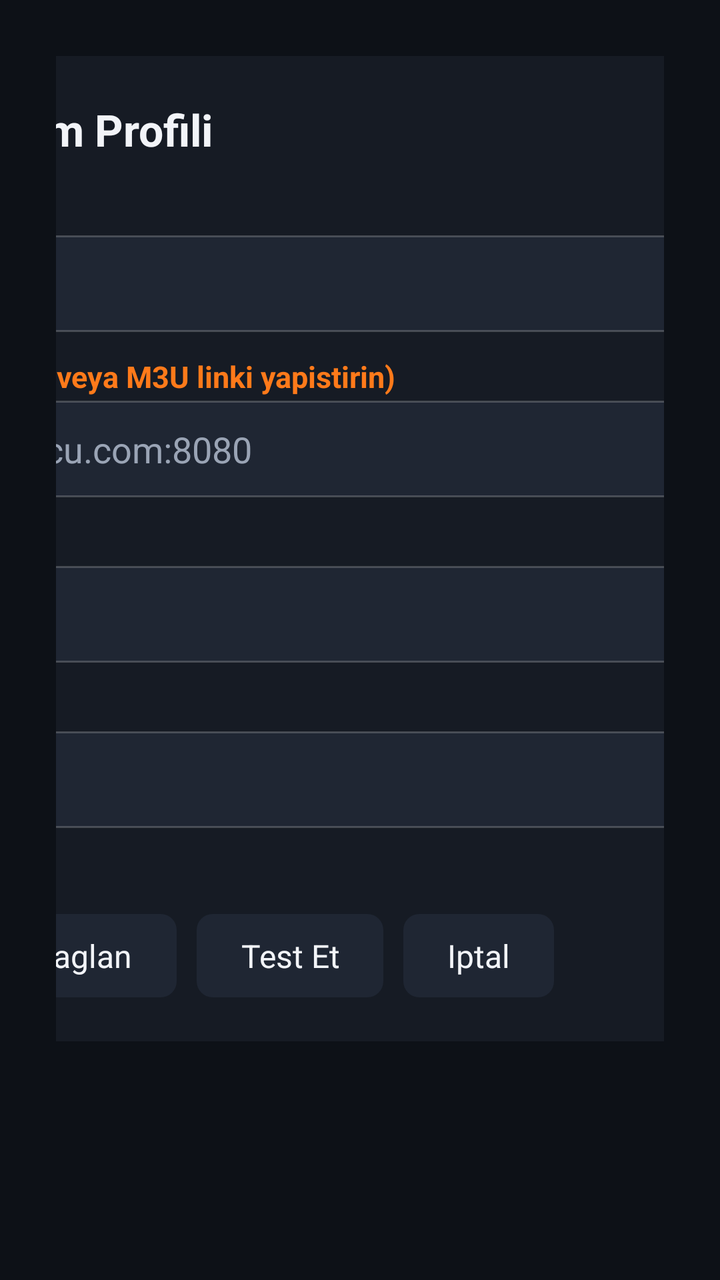
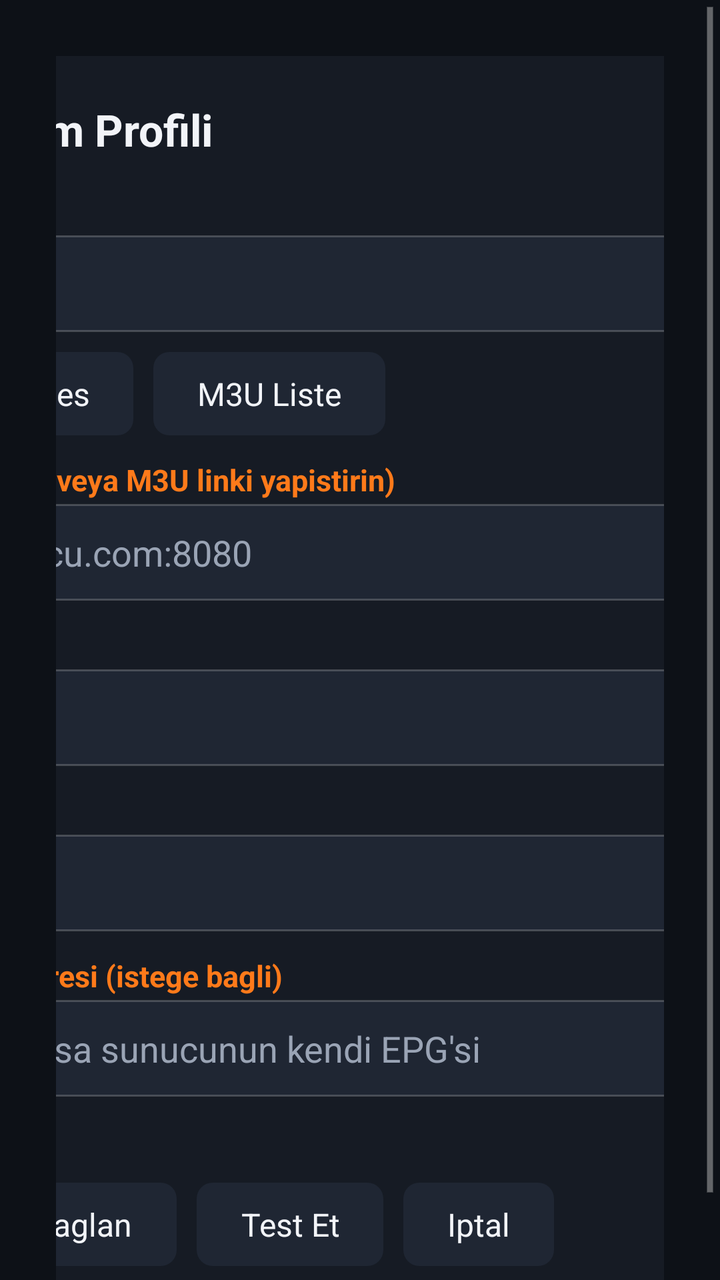

Screens rendered from an Android XML layout before and after an edit, with the pre-edit source and the edit as a unified diff.
<!-- AndroidManifest.xml: application theme AppTheme -->
<!-- res/layout/activity_profile_edit.xml -->
<?xml version="1.0" encoding="utf-8"?>
<ScrollView xmlns:android="http://schemas.android.com/apk/res/android"
    android:layout_width="match_parent"
    android:layout_height="match_parent"
    android:fillViewport="true">

    <LinearLayout
        android:layout_width="match_parent"
        android:layout_height="wrap_content"
        android:gravity="center_horizontal"
        android:orientation="vertical"
        android:padding="28dp">

        <LinearLayout
            android:layout_width="560dp"
            android:layout_height="wrap_content"
            android:background="@drawable/panel_bg"
            android:orientation="vertical"
            android:padding="22dp">

            <TextView
                android:id="@+id/title"
                android:layout_width="wrap_content"
                android:layout_height="wrap_content"
                android:layout_marginBottom="14dp"
                android:text="Yeni Xtream Profili"
                android:textColor="@color/text"
                android:textSize="22sp"
                android:textStyle="bold" />

            <TextView style="@style/Header" android:padding="2dp" android:text="Profil adi" />

            <EditText
                android:id="@+id/name"
                android:layout_width="match_parent"
                android:layout_height="wrap_content"
                android:background="@drawable/input_bg"
                android:hint="Ornek: Ev"
                android:inputType="textCapWords"
                android:nextFocusDown="@+id/url"
                android:padding="12dp"
                android:singleLine="true"
                android:textColor="@color/text"
                android:textColorHint="@color/text2" />

            <TextView style="@style/Header" android:layout_marginTop="10dp" android:padding="2dp" android:text="Sunucu adresi (veya M3U linki yapistirin)" />

            <EditText
                android:id="@+id/url"
                android:layout_width="match_parent"
                android:layout_height="wrap_content"
                android:background="@drawable/input_bg"
                android:hint="http://sunucu.com:8080"
                android:inputType="textUri"
                android:padding="12dp"
                android:singleLine="true"
                android:textColor="@color/text"
                android:textColorHint="@color/text2" />

            <TextView style="@style/Header" android:layout_marginTop="10dp" android:padding="2dp" android:text="Kullanici adi" />

            <EditText
                android:id="@+id/user"
                android:layout_width="match_parent"
                android:layout_height="wrap_content"
                android:background="@drawable/input_bg"
                android:inputType="text|textNoSuggestions"
                android:padding="12dp"
                android:singleLine="true"
                android:textColor="@color/text" />

            <TextView style="@style/Header" android:layout_marginTop="10dp" android:padding="2dp" android:text="Sifre" />

            <EditText
                android:id="@+id/pass"
                android:layout_width="match_parent"
                android:layout_height="wrap_content"
                android:background="@drawable/input_bg"
                android:inputType="textVisiblePassword|textNoSuggestions"
                android:padding="12dp"
                android:singleLine="true"
                android:textColor="@color/text" />

            <TextView
                android:id="@+id/status"
                android:layout_width="match_parent"
                android:layout_height="wrap_content"
                android:layout_marginTop="10dp"
                android:textColor="@color/text2"
                android:textSize="14sp" />

            <LinearLayout
                android:layout_width="match_parent"
                android:layout_height="wrap_content"
                android:layout_marginTop="14dp"
                android:orientation="horizontal">

                <Button
                    android:id="@+id/btnSave"
                    style="@style/TvButton"
                    android:text="Kaydet ve Baglan" />

                <Button
                    android:id="@+id/btnTest"
                    style="@style/TvButton"
                    android:text="Test Et" />

                <Button
                    android:id="@+id/btnCancel"
                    style="@style/TvButton"
                    android:text="Iptal" />
            </LinearLayout>
        </LinearLayout>
    </LinearLayout>
</ScrollView>
<!-- resources referenced by this layout -->
<resources>
  <color name="text">#FFF2F4F8</color>
  <color name="text2">#FF9AA4B5</color>
  <!-- drawable input_bg (drawable) -->
  <?xml version="1.0" encoding="utf-8"?>
  <selector xmlns:android="http://schemas.android.com/apk/res/android">
      <item android:state_focused="true">
          <shape><solid android:color="@color/panel2" /><stroke android:width="2dp" android:color="@color/accent" /><corners android:radius="8dp" /></shape>
      </item>
      <item>
          <shape><solid android:color="@color/panel2" /><stroke android:width="1dp" android:color="#33FFFFFF" /><corners android:radius="8dp" /></shape>
      </item>
  </selector>
  <!-- drawable panel_bg (drawable) -->
  <?xml version="1.0" encoding="utf-8"?>
  <shape xmlns:android="http://schemas.android.com/apk/res/android">
      <solid android:color="@color/panel" />
      <corners android:radius="10dp" />
  </shape>
  <style name="Header">
          <item name="android:layout_width">match_parent</item>
          <item name="android:layout_height">wrap_content</item>
          <item name="android:textColor">@color/accent</item>
          <item name="android:textSize">15sp</item>
          <item name="android:textStyle">bold</item>
          <item name="android:padding">8dp</item>
          <item name="android:singleLine">true</item>
          <item name="android:ellipsize">end</item>
      </style>
  <style name="TvButton">
          <item name="android:layout_width">wrap_content</item>
          <item name="android:layout_height">wrap_content</item>
          <item name="android:background">@drawable/btn_bg</item>
          <item name="android:textColor">@color/text</item>
          <item name="android:textSize">16sp</item>
          <item name="android:paddingLeft">22dp</item>
          <item name="android:paddingRight">22dp</item>
          <item name="android:paddingTop">10dp</item>
          <item name="android:paddingBottom">10dp</item>
          <item name="android:layout_marginRight">10dp</item>
          <item name="android:focusable">true</item>
          <item name="android:minHeight">0dp</item>
          <item name="android:minWidth">0dp</item>
      </style>
  <style name="AppTheme" parent="@android:style/Theme.Holo.NoActionBar.Fullscreen">
          <item name="android:windowBackground">@color/bg</item>
          <item name="android:textColor">@color/text</item>
          <item name="android:textColorPrimary">@color/text</item>
          <item name="android:textColorSecondary">@color/text2</item>
          <item name="android:colorBackground">@color/bg</item>
          <item name="android:windowContentOverlay">@null</item>
      </style>
  <color name="panel2">#FF1F2633</color>
  <color name="accent">#FFFF7A1A</color>
  <color name="panel">#FF161B24</color>
  <!-- drawable btn_bg (drawable) -->
  <?xml version="1.0" encoding="utf-8"?>
  <selector xmlns:android="http://schemas.android.com/apk/res/android">
      <item android:state_pressed="true">
          <shape><solid android:color="@color/accent" /><corners android:radius="8dp" /></shape>
      </item>
      <item android:state_focused="true">
          <shape><solid android:color="@color/accent" /><corners android:radius="8dp" /></shape>
      </item>
      <item android:state_selected="true">
          <shape><solid android:color="@color/panel2" /><stroke android:width="2dp" android:color="@color/accent" /><corners android:radius="8dp" /></shape>
      </item>
      <item>
          <shape><solid android:color="@color/panel2" /><corners android:radius="8dp" /></shape>
      </item>
  </selector>
  <color name="bg">#FF0D1117</color>
</resources>

<!-- the commit's change to res/layout/activity_profile_edit.xml (unified diff, before → after) -->
@@ -43,7 +43,24 @@
                 android:textColor="@color/text"
                 android:textColorHint="@color/text2" />
 
-            <TextView style="@style/Header" android:layout_marginTop="10dp" android:padding="2dp" android:text="Sunucu adresi (veya M3U linki yapistirin)" />
+            <LinearLayout
+                android:layout_width="match_parent"
+                android:layout_height="wrap_content"
+                android:layout_marginTop="10dp"
+                android:orientation="horizontal">
+
+                <Button
+                    android:id="@+id/typeXtream"
+                    style="@style/TvButton"
+                    android:text="Xtream Codes" />
+
+                <Button
+                    android:id="@+id/typeM3u"
+                    style="@style/TvButton"
+                    android:text="M3U Liste" />
+            </LinearLayout>
+
+            <TextView android:id="@+id/urlLabel" style="@style/Header" android:layout_marginTop="10dp" android:padding="2dp" android:text="Sunucu adresi (veya M3U linki yapistirin)" />
 
             <EditText
                 android:id="@+id/url"
@@ -57,29 +74,50 @@
                 android:textColor="@color/text"
                 android:textColorHint="@color/text2" />
 
-            <TextView style="@style/Header" android:layout_marginTop="10dp" android:padding="2dp" android:text="Kullanici adi" />
+            <LinearLayout
+                android:id="@+id/credBox"
+                android:layout_width="match_parent"
+                android:layout_height="wrap_content"
+                android:orientation="vertical">
+
+                <TextView style="@style/Header" android:layout_marginTop="10dp" android:padding="2dp" android:text="Kullanici adi" />
+
+                <EditText
+                    android:id="@+id/user"
+                    android:layout_width="match_parent"
+                    android:layout_height="wrap_content"
+                    android:background="@drawable/input_bg"
+                    android:inputType="text|textNoSuggestions"
+                    android:padding="12dp"
+                    android:singleLine="true"
+                    android:textColor="@color/text" />
+
+                <TextView style="@style/Header" android:layout_marginTop="10dp" android:padding="2dp" android:text="Sifre" />
+
+                <EditText
+                    android:id="@+id/pass"
+                    android:layout_width="match_parent"
+                    android:layout_height="wrap_content"
+                    android:background="@drawable/input_bg"
+                    android:inputType="textVisiblePassword|textNoSuggestions"
+                    android:padding="12dp"
+                    android:singleLine="true"
+                    android:textColor="@color/text" />
+            </LinearLayout>
+
+            <TextView style="@style/Header" android:layout_marginTop="10dp" android:padding="2dp" android:text="XMLTV EPG adresi (istege bagli)" />
 
             <EditText
-                android:id="@+id/user"
+                android:id="@+id/epgUrl"
                 android:layout_width="match_parent"
                 android:layout_height="wrap_content"
                 android:background="@drawable/input_bg"
-                android:inputType="text|textNoSuggestions"
+                android:hint="Bos birakilirsa sunucunun kendi EPG'si"
+                android:inputType="textUri"
                 android:padding="12dp"
                 android:singleLine="true"
-                android:textColor="@color/text" />
-
-            <TextView style="@style/Header" android:layout_marginTop="10dp" android:padding="2dp" android:text="Sifre" />
-
-            <EditText
-                android:id="@+id/pass"
-                android:layout_width="match_parent"
-                android:layout_height="wrap_content"
-                android:background="@drawable/input_bg"
-                android:inputType="textVisiblePassword|textNoSuggestions"
-                android:padding="12dp"
-                android:singleLine="true"
-                android:textColor="@color/text" />
+                android:textColor="@color/text"
+                android:textColorHint="@color/text2" />
 
             <TextView
                 android:id="@+id/status"
